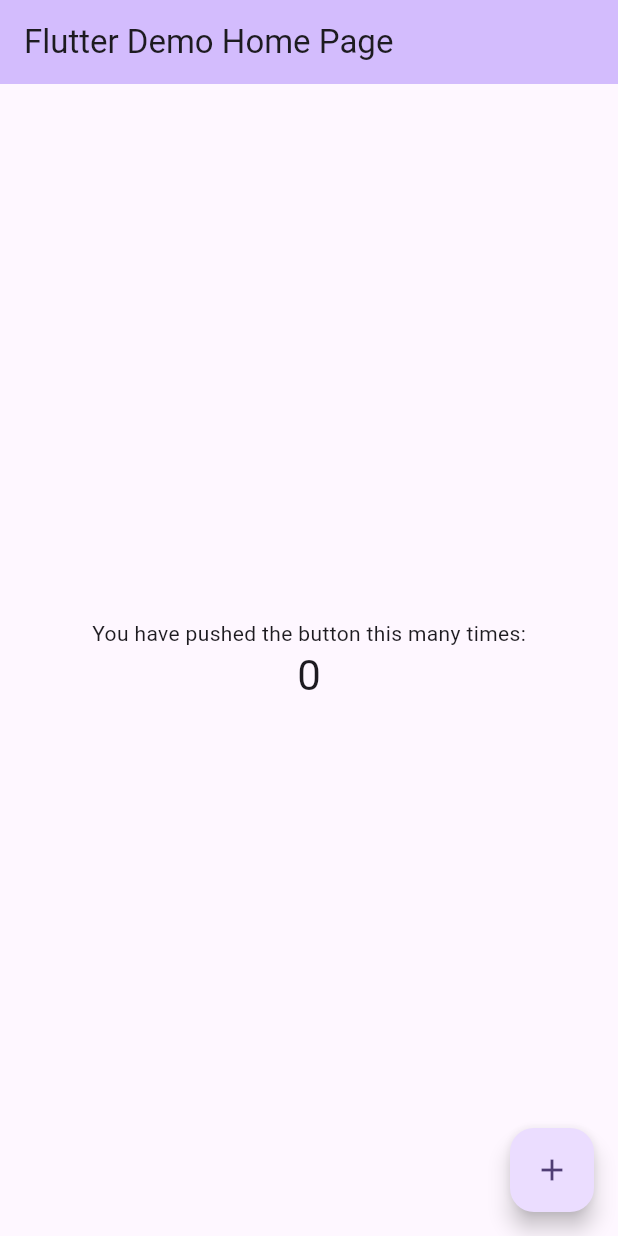
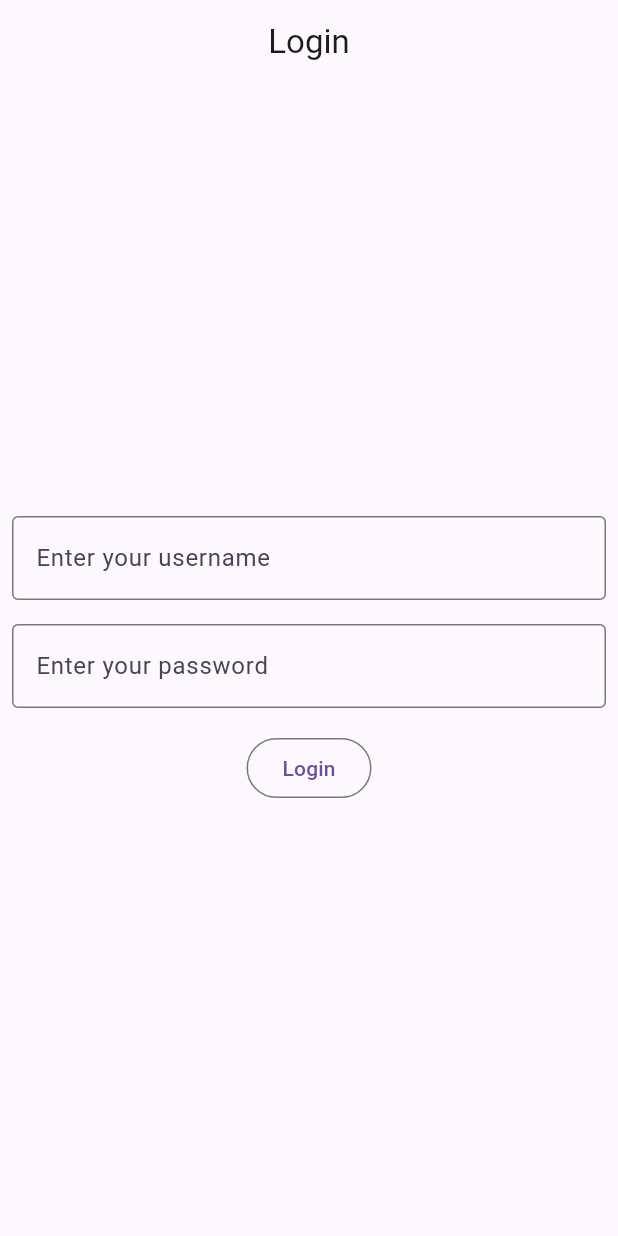
Before and after one commit to Zyllys/QR_TEST, a Flutter app: the screen it shows after launch, on a phone screen of 412 x 824 dp. Run offline on Flutter 3.47's test engine with Material 3 defaults, Android fonts, the phone set to English and light mode, and no system bars; missing offline and left inert: mobile_scanner.

```diff
--- /dev/null
+++ b/qr_test/lib/login_page.dart
@@ -0,0 +1,87 @@
+import 'package:flutter/material.dart';
+import 'package:qr_test/home_page.dart';
+
+class LoginPage extends StatefulWidget {
+  const LoginPage({super.key});
+
+  @override
+  State<LoginPage> createState() => _LoginPageState();
+}
+
+class _LoginPageState extends State<LoginPage> {
+  String username = '';
+  String password = '';
+
+  final _formKey = GlobalKey<FormState>();
+
+  @override
+  Widget build(BuildContext context) {
+    return Scaffold(
+      appBar: AppBar(centerTitle: true, title: const Text("Login"),),
+      body: Center(
+        child: Form(
+          key: _formKey,
+          child: Column(
+            mainAxisAlignment: MainAxisAlignment.center,
+            children: <Widget>[
+              Padding(
+                padding: const EdgeInsets.all(8.0),
+                child: TextFormField(
+                  decoration: const InputDecoration(
+                      border: OutlineInputBorder(),
+                      labelText: 'Enter your username'),
+                  validator: (value) {
+                    if (value == null || value.isEmpty) {
+                      return 'Please Enter Your Username';
+                    }
+                    return null;
+                  },
+                  onChanged: (value) {
+                    setState(() {
+                      username = value;
+                    });
+                  },
+                ),
+              ),
+              Padding(
+                padding: const EdgeInsets.all(8.0),
+                child: TextFormField(
+                  decoration: const InputDecoration(
+                      border: OutlineInputBorder(),
+                      labelText: 'Enter your password'),
+                  validator: (value) {
+                    const int minPwLength = 4;
+                    if ( value == null || value.length < minPwLength || value.isEmpty) {
+                      return 'Your Password must be longer than $minPwLength character';
+                    }
+                    return null;
+                  },
+                  onChanged: (value) {
+                    setState(() {
+                      password = value;
+                    });
+                  },
+                ),
+              ),
+              Padding(
+                  padding: const EdgeInsets.all(8.0),
+                  child: OutlinedButton(
+                    onPressed: () => {
+                      if (_formKey.currentState!.validate())
+                        {
+                          Navigator.push(
+                              context,
+                              //TODO: Route this to login validator first. Currently bypassed
+                              MaterialPageRoute(
+                                  builder: (context) => HomePage(username: username, password: password)))
+                        }
+                    },
+                    child: const Text("Login"),
+                  ))
+            ],
+          ),
+        ),
+      ),
+    );
+  }
+}
--- a/qr_test/lib/main.dart
+++ b/qr_test/lib/main.dart
@@ -1,4 +1,5 @@
 import 'package:flutter/material.dart';
+import 'package:qr_test/login_page.dart';
 
 void main() {
   runApp(const MyApp());
@@ -13,113 +14,10 @@ class MyApp extends StatelessWidget {
 	return MaterialApp(
 	  title: 'Flutter Demo',
 	  theme: ThemeData(
-        // This is the theme of your application.
-        //
-        // TRY THIS: Try running your application with "flutter run". You'll see
-        // the application has a purple toolbar. Then, without quitting the app,
-        // try changing the seedColor in the colorScheme below to Colors.green
-        // and then invoke "hot reload" (save your changes or press the "hot
-        // reload" button in a Flutter-supported IDE, or press "r" if you used
-        // the command line to start the app).
-        //
-        // Notice that the counter didn't reset back to zero; the application
-        // state is not lost during the reload. To reset the state, use hot
-        // restart instead.
-        //
-        // This works for code too, not just values: Most code changes can be
-        // tested with just a hot reload.
 		colorScheme: ColorScheme.fromSeed(seedColor: Colors.deepPurple),
 		useMaterial3: true,
 	  ),
-      home: const MyHomePage(title: 'Flutter Demo Home Page'),
+	  home: const LoginPage(),
 	);
   }
 }
-
-class MyHomePage extends StatefulWidget {
-  const MyHomePage({super.key, required this.title});
-
-  // This widget is the home page of your application. It is stateful, meaning
-  // that it has a State object (defined below) that contains fields that affect
-  // how it looks.
-
-  // This class is the configuration for the state. It holds the values (in this
-  // case the title) provided by the parent (in this case the App widget) and
-  // used by the build method of the State. Fields in a Widget subclass are
-  // always marked "final".
-
-  final String title;
-
-  @override
-  State<MyHomePage> createState() => _MyHomePageState();
-}
-
-class _MyHomePageState extends State<MyHomePage> {
-  int _counter = 0;
-
-  void _incrementCounter() {
-    setState(() {
-      // This call to setState tells the Flutter framework that something has
-      // changed in this State, which causes it to rerun the build method below
-      // so that the display can reflect the updated values. If we changed
-      // _counter without calling setState(), then the build method would not be
-      // called again, and so nothing would appear to happen.
-      _counter++;
-    });
-  }
-
-  @override
-  Widget build(BuildContext context) {
-    // This method is rerun every time setState is called, for instance as done
-    // by the _incrementCounter method above.
-    //
-    // The Flutter framework has been optimized to make rerunning build methods
-    // fast, so that you can just rebuild anything that needs updating rather
-    // than having to individually change instances of widgets.
-    return Scaffold(
-      appBar: AppBar(
-        // TRY THIS: Try changing the color here to a specific color (to
-        // Colors.amber, perhaps?) and trigger a hot reload to see the AppBar
-        // change color while the other colors stay the same.
-        backgroundColor: Theme.of(context).colorScheme.inversePrimary,
-        // Here we take the value from the MyHomePage object that was created by
-        // the App.build method, and use it to set our appbar title.
-        title: Text(widget.title),
-      ),
-      body: Center(
-        // Center is a layout widget. It takes a single child and positions it
-        // in the middle of the parent.
-        child: Column(
-          // Column is also a layout widget. It takes a list of children and
-          // arranges them vertically. By default, it sizes itself to fit its
-          // children horizontally, and tries to be as tall as its parent.
-          //
-          // Column has various properties to control how it sizes itself and
-          // how it positions its children. Here we use mainAxisAlignment to
-          // center the children vertically; the main axis here is the vertical
-          // axis because Columns are vertical (the cross axis would be
-          // horizontal).
-          //
-          // TRY THIS: Invoke "debug painting" (choose the "Toggle Debug Paint"
-          // action in the IDE, or press "p" in the console), to see the
-          // wireframe for each widget.
-          mainAxisAlignment: MainAxisAlignment.center,
-          children: <Widget>[
-            const Text(
-              'You have pushed the button this many times:',
-            ),
-            Text(
-              '$_counter',
-              style: Theme.of(context).textTheme.headlineMedium,
-            ),
-          ],
-        ),
-      ),
-      floatingActionButton: FloatingActionButton(
-        onPressed: _incrementCounter,
-        tooltip: 'Increment',
-        child: const Icon(Icons.add),
-      ), // This trailing comma makes auto-formatting nicer for build methods.
-    );
-  }
-}
--- a/qr_test/pubspec.yaml
+++ b/qr_test/pubspec.yaml
@@ -35,6 +35,7 @@ dependencies:
   # The following adds the Cupertino Icons font to your application.
   # Use with the CupertinoIcons class for iOS style icons.
   cupertino_icons: ^1.0.2
+  mobile_scanner: ^4.0.1
 
 dev_dependencies:
   flutter_test:
```
Also changed, not shown: qr_test/lib/home_page.dart (added, +54 -0 lines), qr_test/lib/qr_scanner.dart (added, +29 -0 lines), qr_test/pubspec.lock, 11 other files. Lines whose indentation alone changed are shown as unchanged.
